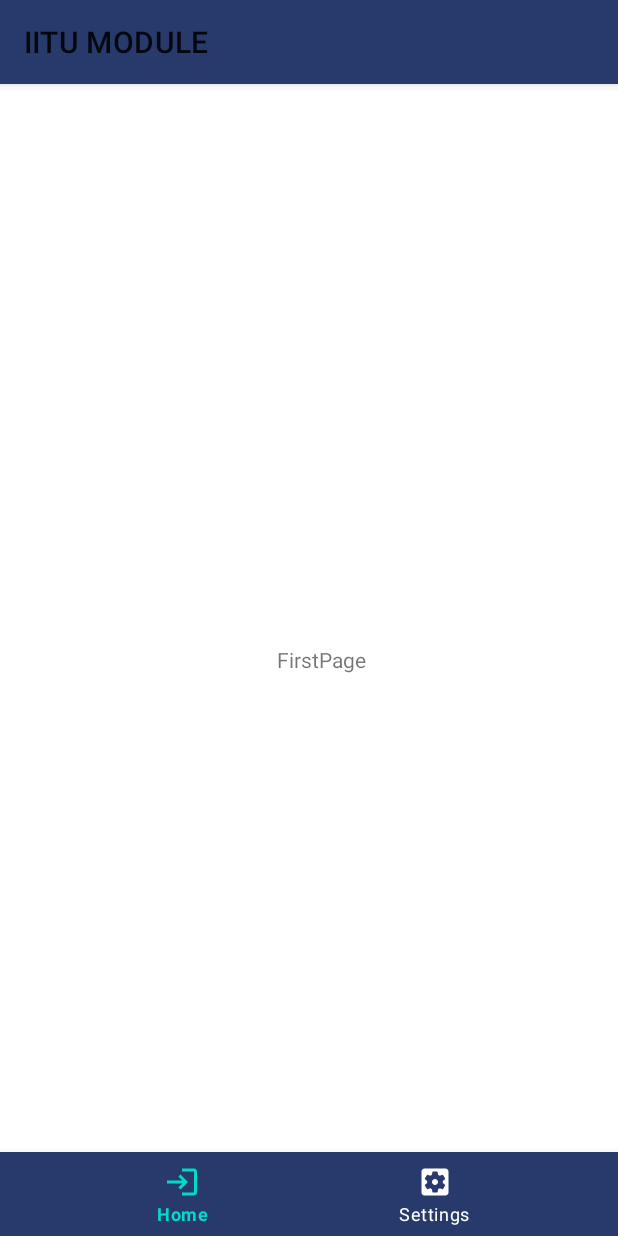
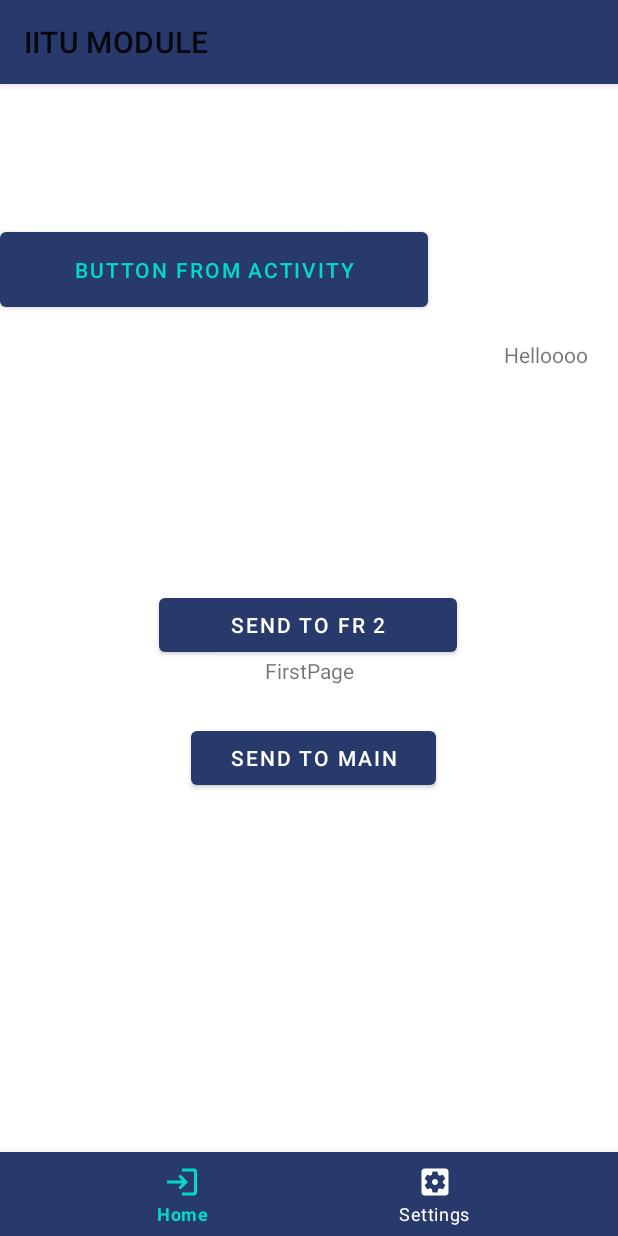
Before and after one commit to akhmdarya/kotlin_android, an Android app: the NavPage1 screen opened directly, with no data from a screen before it, on a phone screen of 412 x 824 dp. Run offline under Robolectric (Android 15) with nearby library versions, the phone set to English and light mode, and no system bars; Roboto replaces fonts that are not available here.

Commit message:
'bottom_nav_fragments'

```diff
--- a/app/src/main/AndroidManifest.xml
+++ b/app/src/main/AndroidManifest.xml
@@ -22,6 +22,12 @@
         <activity
             android:name=".New"
             android:exported="false" />
+        <activity
+            android:name=".fragments.firstFragment"
+            android:exported="false" />
+        <activity
+            android:name=".fragments.secondFragment"
+            android:exported="false" />
 <!--        <activity-->
 <!--            android:name=".EmpModelClass"-->
 <!--            android:exported="false"-->
--- /dev/null
+++ b/app/src/main/java/com/example/app1/DataTransfer.kt
@@ -0,0 +1,16 @@
+package com.example.app1
+
+import androidx.lifecycle.MutableLiveData
+import androidx.lifecycle.ViewModel
+
+open class DataTransfer:ViewModel() {
+
+    val message:MutableLiveData<String> by lazy {
+        MutableLiveData<String>()
+    }
+
+
+    val messagefragment2:MutableLiveData<String> by lazy {
+        MutableLiveData<String>()
+    }
+}
--- a/app/src/main/java/com/example/app1/MainActivity.kt
+++ b/app/src/main/java/com/example/app1/MainActivity.kt
@@ -36,10 +36,10 @@ class MainActivity : AppCompatActivity() {
             val countString=textView?.text.toString()
             val count = Integer.parseInt(countString)
 
-            intent.putExtra("total",count.toString())
+//            intent.putExtra("total",count.toString())
 
             startActivity(intent)
-          //  Toast.makeText(this,"${new_text?.text}",Toast.LENGTH_LONG).show()
+            Toast.makeText(this,"!!!!!!!!!!",Toast.LENGTH_LONG).show()
 
 //            if (user_field?.text?.toString()?.trim()?.equals("")!!){
 //                Toast.makeText(this,"Введите url",Toast.LENGTH_LONG).show()
--- a/app/src/main/java/com/example/app1/NavPage1.kt
+++ b/app/src/main/java/com/example/app1/NavPage1.kt
@@ -1,18 +1,39 @@
 package com.example.app1
 
+import android.content.Context
+import android.content.Intent
+import android.content.SharedPreferences
 import android.os.Bundle
+import android.widget.EditText
+import android.widget.Toast
+import androidx.activity.viewModels
 import androidx.appcompat.app.AppCompatActivity
 import androidx.fragment.app.Fragment
+import androidx.navigation.Navigation
+
+import com.example.app1.databinding.Navpage1Binding
 import com.example.app1.fragments.firstFragment
 import com.example.app1.fragments.secondFragment
 import kotlinx.android.synthetic.main.navpage1.*
 
 class NavPage1 : AppCompatActivity() {
+    lateinit var binding: Navpage1Binding
+    private val dataModel:DataTransfer by viewModels()
+
 
 
     override fun onCreate(savedInstanceState: Bundle?) {
         super.onCreate(savedInstanceState)
         setContentView(R.layout.navpage1)
+        binding= Navpage1Binding.inflate(layoutInflater)
+        setContentView(binding.root)
+
+
+        dataModel.message.observe(this,{
+            binding.recText.text=it
+
+
+        })
         val firstFragment= firstFragment()
         val secondFragment= secondFragment()
         makeCurrentFragment(firstFragment)
@@ -25,7 +46,7 @@ class NavPage1 : AppCompatActivity() {
                 R.id.menu_set->makeCurrentFragment(secondFragment)
 
             }
-                true
+            true
         }
     }
 
--- a/app/src/main/java/com/example/app1/fragments/firstFragment.kt
+++ b/app/src/main/java/com/example/app1/fragments/firstFragment.kt
@@ -1,60 +1,67 @@
 package com.example.app1.fragments
 
+import android.app.Activity
+import android.content.Intent
+import android.content.pm.PackageManager
+import android.graphics.Bitmap
 import android.os.Bundle
+import android.provider.MediaStore
 import androidx.fragment.app.Fragment
 import android.view.LayoutInflater
 import android.view.View
 import android.view.ViewGroup
+import android.widget.Toast
+import androidx.fragment.app.activityViewModels
+import com.example.app1.DataTransfer
 import com.example.app1.R
+import com.example.app1.databinding.FragmentFirstBinding
+import kotlinx.android.synthetic.main.fragment_second.*
 
-// TODO: Rename parameter arguments, choose names that match
-// the fragment initialization parameters, e.g. ARG_ITEM_NUMBER
-private const val ARG_PARAM1 = "param1"
-private const val ARG_PARAM2 = "param2"
+//
+//// TODO: Rename parameter arguments, choose names that match
+//// the fragment initialization parameters, e.g. ARG_ITEM_NUMBER
+//private const val ARG_PARAM1 = "param1"
+//private const val ARG_PARAM2 = "param2"
+//
+///**
+// * A simple [Fragment] subclass.
+// * Use the [firstFragment.newInstance] factory method to
+// * create an instance of this fragment.
+// */
 
-/**
- * A simple [Fragment] subclass.
- * Use the [firstFragment.newInstance] factory method to
- * create an instance of this fragment.
- */
+
 class firstFragment : Fragment() {
-    // TODO: Rename and change types of parameters
-    private var param1: String? = null
-    private var param2: String? = null
 
-    override fun onCreate(savedInstanceState: Bundle?) {
-        super.onCreate(savedInstanceState)
-        arguments?.let {
-            param1 = it.getString(ARG_PARAM1)
-            param2 = it.getString(ARG_PARAM2)
-        }
-    }
-
+    private val dataModel:DataTransfer by activityViewModels()
+    var binding: FragmentFirstBinding? =null
     override fun onCreateView(
         inflater: LayoutInflater, container: ViewGroup?,
         savedInstanceState: Bundle?
     ): View? {
-        // Inflate the layout for this fragment
-        return inflater.inflate(R.layout.fragment_first, container, false)
+        binding= FragmentFirstBinding.inflate(inflater)
+        return binding!!.root
+    }
+
+    override fun onViewCreated(view: View, savedInstanceState: Bundle?) {
+
+        binding?.butToFr?.setOnClickListener{
+            dataModel.messagefragment2.value="Hello fr 2!"
+        }
+        binding?.butToMain?.setOnClickListener{
+            dataModel.message.value="Hello from fr 1"
+        }
+
+
     }
 
     companion object {
-        /**
-         * Use this factory method to create a new instance of
-         * this fragment using the provided parameters.
-         *
-         * @param param1 Parameter 1.
-         * @param param2 Parameter 2.
-         * @return A new instance of fragment firstFragment.
-         */
-        // TODO: Rename and change types and number of parameters
-        @JvmStatic
-        fun newInstance(param1: String, param2: String) =
-            firstFragment().apply {
-                arguments = Bundle().apply {
-                    putString(ARG_PARAM1, param1)
-                    putString(ARG_PARAM2, param2)
-                }
-            }
+
+       @JvmStatic
+      fun newInstance() =firstFragment()
+//                arguments = Bundle().apply {
+//                    putString(ARG_PARAM1, param1)
+//                    putString(ARG_PARAM2, param2)
+//                }
+//            }
     }
 }
--- a/app/src/main/java/com/example/app1/fragments/secondFragment.kt
+++ b/app/src/main/java/com/example/app1/fragments/secondFragment.kt
@@ -1,60 +1,74 @@
 package com.example.app1.fragments
 
+import android.app.Activity
+import android.content.Intent
+import android.content.pm.PackageManager
+import android.graphics.Bitmap
 import android.os.Bundle
+import android.provider.MediaStore
 import androidx.fragment.app.Fragment
 import android.view.LayoutInflater
 import android.view.View
 import android.view.ViewGroup
+import android.widget.Toast
+import androidx.fragment.app.activityViewModels
+import androidx.lifecycle.LifecycleOwner
+import com.example.app1.DataTransfer
 import com.example.app1.R
-
-// TODO: Rename parameter arguments, choose names that match
-// the fragment initialization parameters, e.g. ARG_ITEM_NUMBER
-private const val ARG_PARAM1 = "param1"
-private const val ARG_PARAM2 = "param2"
-
-/**
- * A simple [Fragment] subclass.
- * Use the [secondFragment.newInstance] factory method to
- * create an instance of this fragment.
- */
+import com.example.app1.databinding.FragmentFirstBinding
+import com.example.app1.databinding.FragmentSecondBinding
+import kotlinx.android.synthetic.main.fragment_second.*
+private  const val REQUEST_CODE=42
 class secondFragment : Fragment() {
-    // TODO: Rename and change types of parameters
-    private var param1: String? = null
-    private var param2: String? = null
-
-    override fun onCreate(savedInstanceState: Bundle?) {
-        super.onCreate(savedInstanceState)
-        arguments?.let {
-            param1 = it.getString(ARG_PARAM1)
-            param2 = it.getString(ARG_PARAM2)
-        }
-    }
-
+    private val packageManager: PackageManager? =null
+    private val dataModel: DataTransfer by activityViewModels()
+    var binding: FragmentSecondBinding? =null
     override fun onCreateView(
         inflater: LayoutInflater, container: ViewGroup?,
         savedInstanceState: Bundle?
     ): View? {
-        // Inflate the layout for this fragment
-        return inflater.inflate(R.layout.fragment_second, container, false)
+        binding= FragmentSecondBinding.inflate(inflater)
+        return binding!!.root
+    }
+
+    override fun onViewCreated(view: View, savedInstanceState: Bundle?) {
+        dataModel.messagefragment2.observe(activity as LifecycleOwner,{
+          binding?.getText?.text=it
+        })
+
+//        btn_open.setOnClickListener{
+//            val takePictureIntent= Intent(MediaStore.ACTION_IMAGE_CAPTURE)
+//            if(takePictureIntent.resolveActivity(this.packageManager!!)!=null) {
+//                startActivityForResult(takePictureIntent, REQUEST_CODE)
+//            }
+//            else {
+//                Toast.makeText(this.context, "Can not open cam", Toast.LENGTH_SHORT).show()
+//            }
+//        }
+//
+//        fun onActivityResult(requestCode: Int, resultCode: Int, data: Intent?) {
+//            if(requestCode == REQUEST_CODE && resultCode== Activity.RESULT_OK){
+//                val takenImage=data?.extras?.get("data") as Bitmap
+//                image_view.setImageBitmap(takenImage)
+//
+//            }
+//            else {
+//                super.onActivityResult(requestCode, resultCode, data)
+//            }
+//        }
+
+
+
     }
 
     companion object {
-        /**
-         * Use this factory method to create a new instance of
-         * this fragment using the provided parameters.
-         *
-         * @param param1 Parameter 1.
-         * @param param2 Parameter 2.
-         * @return A new instance of fragment secondFragment.
-         */
-        // TODO: Rename and change types and number of parameters
+
         @JvmStatic
-        fun newInstance(param1: String, param2: String) =
-            secondFragment().apply {
-                arguments = Bundle().apply {
-                    putString(ARG_PARAM1, param1)
-                    putString(ARG_PARAM2, param2)
-                }
-            }
+        fun newInstance() =firstFragment()
+//                arguments = Bundle().apply {
+//                    putString(ARG_PARAM1, param1)
+//                    putString(ARG_PARAM2, param2)
+//                }
+//            }
     }
 }
--- a/app/src/main/res/layout/fragment_first.xml
+++ b/app/src/main/res/layout/fragment_first.xml
@@ -7,13 +7,40 @@
 
     <RelativeLayout
         android:layout_width="match_parent"
-       android:layout_height="match_parent">
+        android:layout_height="448dp"
+        android:layout_gravity="center"
+
+        >
+
 
         <TextView
             android:layout_width="match_parent"
-           android:layout_height="match_parent"
-           android:layout_centerInParent="true"
+            android:layout_height="345dp"
             android:gravity="center"
             android:text="FirstPage" />
+
+        <Button
+            android:layout_width="180dp"
+            android:id="@+id/but_to_fr"
+            android:layout_height="wrap_content"
+            android:layout_alignParentStart="true"
+            android:layout_alignParentEnd="true"
+            android:layout_alignParentBottom="true"
+            android:layout_marginStart="106dp"
+            android:layout_marginEnd="107dp"
+            android:layout_marginBottom="282dp"
+            android:text="send to fr 2" />
+
+        <Button
+            android:layout_width="wrap_content"
+            android:layout_height="wrap_content"
+            android:id="@+id/but_to_main"
+            android:layout_alignParentStart="true"
+            android:layout_alignParentEnd="true"
+            android:layout_alignParentBottom="true"
+            android:layout_marginStart="127dp"
+            android:layout_marginEnd="121dp"
+            android:layout_marginBottom="193dp"
+            android:text="send to main" />
     </RelativeLayout>
 </FrameLayout>
--- a/app/src/main/res/layout/navpage1.xml
+++ b/app/src/main/res/layout/navpage1.xml
@@ -6,25 +6,35 @@
     xmlns:app="http://schemas.android.com/apk/res-auto"
     tools:context=".NavPage1">
 
-<!--    <FrameLayout-->
-<!--        android:id="@+id/fl_wrapper"-->
-<!--        android:layout_width="match_parent"-->
-<!--        android:layout_height="match_parent"-->
-<!--        android:layout_above="@+id/bottom_navigation"/>-->
 
-    <androidx.appcompat.widget.Toolbar
+
+    <FrameLayout
+        android:id="@+id/fl_wrapper"
         android:layout_width="match_parent"
+        android:layout_height="260dp"
+        android:layout_above="@+id/bottom_navigation"
+        android:layout_marginBottom="139dp" />
+
+    <Button
+        android:layout_width="285dp"
+        android:layout_height="62dp"
+        android:layout_above="@+id/bottom_navigation"
+
+        android:layout_marginBottom="557dp"
+        android:text="Button from activity"
+        android:textColor="@color/teal_200" />
+
+    <TextView
+        android:id="@+id/recText"
+        android:layout_width="wrap_content"
+
         android:layout_height="wrap_content"
-        android:id="@+id/fl_wrapper"
+        android:layout_alignParentEnd="true"
+        android:layout_alignParentBottom="true"
+        android:layout_marginEnd="20dp"
+        android:layout_marginBottom="578dp"
+        android:text="Helloooo" />
 
-        />
-<!--    <fragment-->
-<!--        android:layout_width="match_parent"-->
-<!--        android:layout_height="0dp"-->
-<!--        app:navGraph="@navigation/mobile_navigation"-->
-<!--        app:defaultNavHost="true"-->
-<!--        android:name="androidx.navigation.fragment.NavHostFragment"-->
-<!--        />-->
     <com.google.android.material.bottomnavigation.BottomNavigationView
         android:id="@+id/bottom_navigation"
         android:layout_width="match_parent"
```
Also changed, not shown: app/build.gradle (+24 -20 lines), app/src/main/java/com/example/app1/fragments/BlankFragment.kt (added, +56 -0 lines), app/src/main/res/layout/fragment_blank.xml (added, +14 -0 lines), app/src/main/res/layout/fragment_second.xml (+33 -4 lines). Lines whose indentation alone changed are shown as unchanged.
